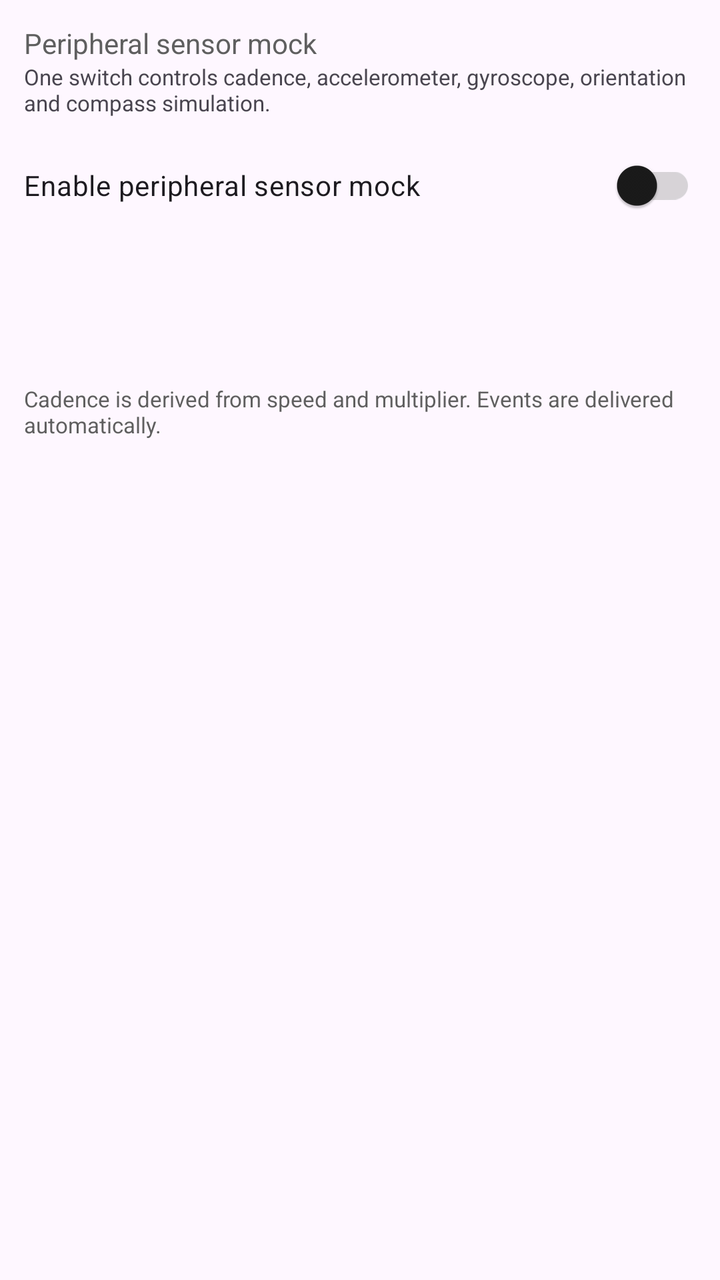
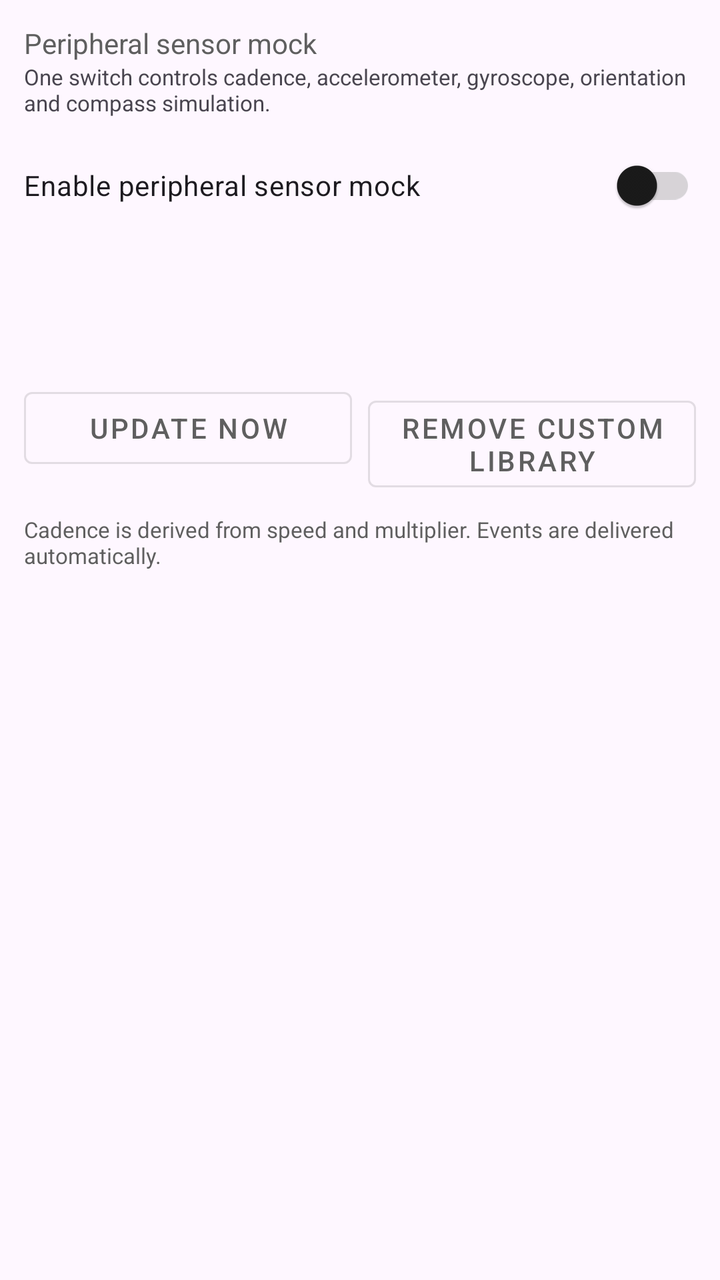

The first picture is an Android layout as it rendered before a commit; the second is the same layout after the commit. The layout source and the unified diff follow.
<!-- AndroidManifest.xml: application theme AppTheme -->
<!-- res/layout/fragment_peripheral_sensor.xml -->
<?xml version="1.0" encoding="utf-8"?>
<androidx.constraintlayout.widget.ConstraintLayout
    xmlns:android="http://schemas.android.com/apk/res/android"
    xmlns:app="http://schemas.android.com/apk/res-auto"
    android:layout_width="match_parent"
    android:layout_height="match_parent">

    <ScrollView
        android:layout_width="match_parent"
        android:layout_height="0dp"
        app:layout_constraintTop_toTopOf="parent"
        app:layout_constraintBottom_toBottomOf="parent">

        <LinearLayout
            android:layout_width="match_parent"
            android:layout_height="wrap_content"
            android:orientation="vertical"
            android:padding="12dp">

            <com.google.android.material.textview.MaterialTextView
                android:layout_width="wrap_content"
                android:layout_height="wrap_content"
                android:text="@string/peripheral_page_title"
                android:textColor="?attr/colorOnSurfaceVariant" />

            <com.google.android.material.textview.MaterialTextView
                android:layout_width="match_parent"
                android:layout_height="wrap_content"
                android:text="@string/peripheral_page_desc"
                android:textSize="11sp" />

            <com.google.android.material.switchmaterial.SwitchMaterial
                android:id="@+id/peripheral_mock_switch"
                android:layout_width="match_parent"
                android:layout_height="wrap_content"
                android:layout_marginTop="10dp"
                android:text="@string/peripheral_mock" />

            <com.google.android.material.textview.MaterialTextView
                android:id="@+id/cadence_readout"
                android:layout_width="match_parent"
                android:layout_height="wrap_content"
                android:layout_marginTop="10dp"
                android:textSize="13sp" />

            <LinearLayout
                android:id="@+id/peripheral_rows"
                android:layout_width="match_parent"
                android:layout_height="wrap_content"
                android:layout_marginTop="8dp"
                android:orientation="vertical" />

            <com.google.android.material.textview.MaterialTextView
                android:id="@+id/angle_readout"
                android:layout_width="match_parent"
                android:layout_height="wrap_content"
                android:layout_marginTop="10dp"
                android:textSize="13sp" />

            <com.google.android.material.textview.MaterialTextView
                android:layout_width="match_parent"
                android:layout_height="wrap_content"
                android:layout_marginTop="12dp"
                android:text="@string/peripheral_footer"
                android:textSize="11sp"
                android:textColor="?attr/colorOnSurfaceVariant" />

        </LinearLayout>
    </ScrollView>
</androidx.constraintlayout.widget.ConstraintLayout>
<!-- resources referenced by this layout -->
<resources>
  <string name="peripheral_footer">Cadence is derived from speed and multiplier. Events are delivered automatically.</string>
  <string name="peripheral_mock">Enable peripheral sensor mock</string>
  <string name="peripheral_page_desc">One switch controls cadence, accelerometer, gyroscope, orientation and compass simulation.</string>
  <string name="peripheral_page_title">Peripheral sensor mock</string>
  <style name="AppTheme" parent="Theme.Material3.Light.NoActionBar">
          
          <item name="colorPrimary">#5F5F5F</item>
          <item name="colorOnPrimary">#FFFFFF</item>
          <item name="colorPrimaryContainer">#E0E0E0</item>
          <item name="colorOnPrimaryContainer">#1E1E1E</item>
          <item name="colorSecondary">#494949</item>
          <item name="colorOnSecondary">#FFFFFF</item>
          <item name="colorSecondaryContainer">#E7E7E7</item>
          <item name="colorOnSecondaryContainer">#2A2A2A</item>
          <item name="colorSurface">#FFFFFF</item>
          <item name="colorOnSurface">#1A1A1A</item>
          <item name="colorSurfaceVariant">#F0F0F0</item>
          <item name="colorOnSurfaceVariant">#5F5F5F</item>
          <item name="colorOutline">#747474</item>
  
          
          <item name="portalFabIconTint">#1A1A1A</item>
  
          
          <item name="android:statusBarColor">@android:color/transparent</item>
          <item name="android:windowDrawsSystemBarBackgrounds">true</item>
          <item name="android:windowTranslucentStatus">true</item>
          <item name="windowActionModeOverlay">true</item>
          <item name="windowActionBar">false</item>
          <item name="windowNoTitle">true</item>
  
          
          <item name="searchViewStyle">@style/Portal.SearchViewStyle</item>
          <item name="sliderStyle">@style/Portal.SliderTheme</item>
          <item name="android:popupMenuStyle">@style/PortalPopupMenuStyle</item>
          
          <item name="switchStyle">@style/Portal.SwitchStyle</item>
      </style>
  <style name="Portal.SearchViewStyle" parent="Widget.AppCompat.SearchView" />
  <style name="Portal.SliderTheme" parent="Widget.Material3.Slider" />
  <style name="PortalPopupMenuStyle" parent="Widget.Material3.PopupMenu">
          <item name="android:popupAnimationStyle">@style/PortalPopupAnimation</item>
      </style>
  <style name="Portal.SwitchStyle" parent="Widget.Material3.CompoundButton.Switch">
          <item name="useMaterialThemeColors">true</item>
          <item name="trackTint">@color/switch_track_tint</item>
      </style>
  <style name="PortalPopupAnimation">
          <item name="android:windowEnterAnimation">@anim/popup_in_top_end</item>
          <item name="android:windowExitAnimation">@anim/popup_out_top_end</item>
      </style>
</resources>

<!-- the commit's change to res/layout/fragment_peripheral_sensor.xml (unified diff, before → after) -->
@@ -57,6 +57,30 @@
                 android:layout_marginTop="10dp"
                 android:textSize="13sp" />
 
+            <LinearLayout
+                android:layout_width="match_parent"
+                android:layout_height="wrap_content"
+                android:layout_marginTop="10dp"
+                android:orientation="horizontal">
+
+                <com.google.android.material.button.MaterialButton
+                    android:id="@+id/sensor_native_update"
+                    style="@style/Widget.MaterialComponents.Button.OutlinedButton"
+                    android:layout_width="0dp"
+                    android:layout_height="wrap_content"
+                    android:layout_weight="1"
+                    android:text="@string/sensor_native_update" />
+
+                <com.google.android.material.button.MaterialButton
+                    android:id="@+id/sensor_native_remove"
+                    style="@style/Widget.MaterialComponents.Button.OutlinedButton"
+                    android:layout_width="0dp"
+                    android:layout_height="wrap_content"
+                    android:layout_marginStart="8dp"
+                    android:layout_weight="1"
+                    android:text="@string/sensor_native_remove" />
+            </LinearLayout>
+
             <com.google.android.material.textview.MaterialTextView
                 android:layout_width="match_parent"
                 android:layout_height="wrap_content"
<!-- resource entries referenced after the edit -->
@@ -4,6 +4,8 @@
   <string name="peripheral_mock">Enable peripheral sensor mock</string>
   <string name="peripheral_page_desc">One switch controls cadence, accelerometer, gyroscope, orientation and compass simulation.</string>
   <string name="peripheral_page_title">Peripheral sensor mock</string>
+  <string name="sensor_native_remove">Remove custom library</string>
+  <string name="sensor_native_update">Update now</string>
   <style name="AppTheme" parent="Theme.Material3.Light.NoActionBar">
           
           <item name="colorPrimary">#5F5F5F</item>
